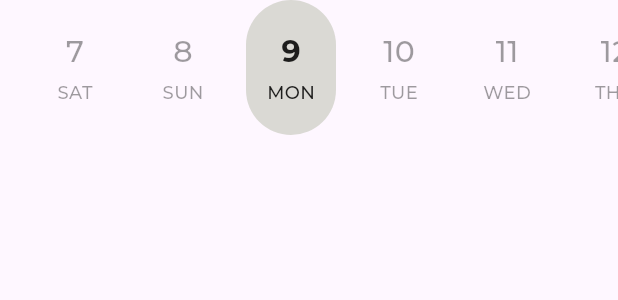
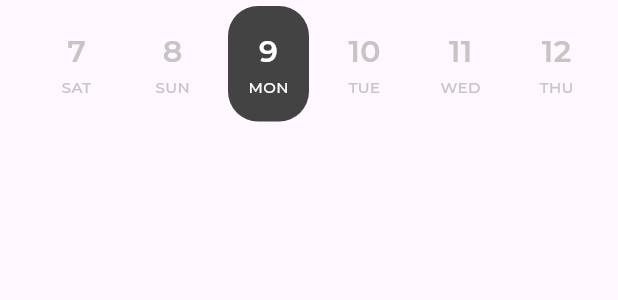
Before and after one commit to dellyu03/uphill, a Flutter app: the DateStrip widget shown alone on an empty page, opened directly with empty values, on a phone screen of 412 x 824 dp. Shown: the top 300 px of the screen. Run offline on Flutter 3.47's test engine with Material 3 defaults, Android fonts, the light colour scheme and no system bars; our stand-ins replace camera, firebase_auth, firebase_core, google_fonts, google_sign_in, permission_handler and 1 more; accounts and stored records are empty; network calls fail.

Commit message:
feat : 루틴 페이지 디자인 다시 적용

```diff
--- a/uphill/lib/widgets/date_strip.dart
+++ b/uphill/lib/widgets/date_strip.dart
@@ -1,6 +1,6 @@
 import 'package:flutter/material.dart';
+import 'package:google_fonts/google_fonts.dart';
 import 'package:intl/intl.dart';
-import '../theme/app_theme.dart';
 
 class DateStrip extends StatelessWidget {
   final DateTime selectedDate;
@@ -14,27 +14,23 @@ class DateStrip extends StatelessWidget {
 
   @override
   Widget build(BuildContext context) {
+    final now = DateTime.now();
     // Generate dates: Today - 2 days to Today + 4 days (Total 7)
-    // Or just a static week based on mockup logic
-    final now = DateTime.now();
-    // Normalize now to midnight
     final today = DateTime(now.year, now.month, now.day);
 
-    // Generate list around selectedDate or Today
-    // Let's create a range of dates.
     final dates = List.generate(7, (index) {
-      return today.add(
-        Duration(days: index - 2),
-      ); // 2 days before, 4 days after
+      return today.add(Duration(days: index - 2));
     });
 
     return SizedBox(
-      height: 90,
+      height: 85, // Figma Height adjusted
       child: ListView.separated(
-        padding: const EdgeInsets.symmetric(horizontal: 20),
+        padding: const EdgeInsets.symmetric(
+          horizontal: 24,
+        ), // Increased padding
         scrollDirection: Axis.horizontal,
         itemCount: dates.length,
-        separatorBuilder: (_, __) => const SizedBox(width: 12),
+        separatorBuilder: (_, __) => const SizedBox(width: 10), // Gaps
         itemBuilder: (context, index) {
           final date = dates[index];
           final bool isSelected =
@@ -60,34 +56,45 @@ class _DateItem extends StatelessWidget {
 
   @override
   Widget build(BuildContext context) {
-    final colors = Theme.of(context).extension<UphillColors>()!;
+    // Figma Colors inferred
+    // Selected: Background almost black/dark grey, Text White
+    // Unselected: Transparent, Text Grey
+
     final dayStr = DateFormat('d').format(date);
-    final weekStr = DateFormat('E').format(date).toUpperCase(); // SUN, MON...
+    final weekStr = DateFormat('E').format(date).toUpperCase();
 
     return Container(
-      width: 60,
+      width: 54, // Figma width approx
+      margin: const EdgeInsets.symmetric(
+        vertical: 4,
+      ), // Margin for shadow if needed
       decoration: BoxDecoration(
-        color: isSelected ? colors.dateSelectedBg : Colors.transparent,
-        borderRadius: BorderRadius.circular(30), // Capsule shape
+        color: isSelected
+            ? const Color(0xFF434343)
+            : Colors.transparent, // Dark grey for selected
+        borderRadius: BorderRadius.circular(20),
+        border: isSelected ? null : Border.all(color: Colors.transparent),
       ),
       child: Column(
         mainAxisAlignment: MainAxisAlignment.center,
         children: [
+          // Day Number
           Text(
             dayStr,
-            style: TextStyle(
+            style: GoogleFonts.montserrat(
               fontSize: 20,
-              fontWeight: isSelected ? FontWeight.bold : FontWeight.w500,
-              color: isSelected ? Colors.black87 : Colors.black38,
+              fontWeight: FontWeight.w600,
+              color: isSelected ? Colors.white : const Color(0xFFC6C5C3),
             ),
           ),
-          const SizedBox(height: 4),
+          const SizedBox(height: 2),
+          // Weekday
           Text(
             weekStr,
-            style: TextStyle(
-              fontSize: 12,
+            style: GoogleFonts.montserrat(
+              fontSize: 10,
               fontWeight: FontWeight.w500,
-              color: isSelected ? Colors.black87 : Colors.black38,
+              color: isSelected ? Colors.white : const Color(0xFFC6C5C3),
             ),
           ),
         ],
```
Also changed, not shown: uphill/lib/screens/home_screen.dart (+68 -23 lines), uphill/lib/services/routine_service.dart (+154 -22 lines), uphill/lib/widgets/routine_card.dart (+9 -3 lines).
